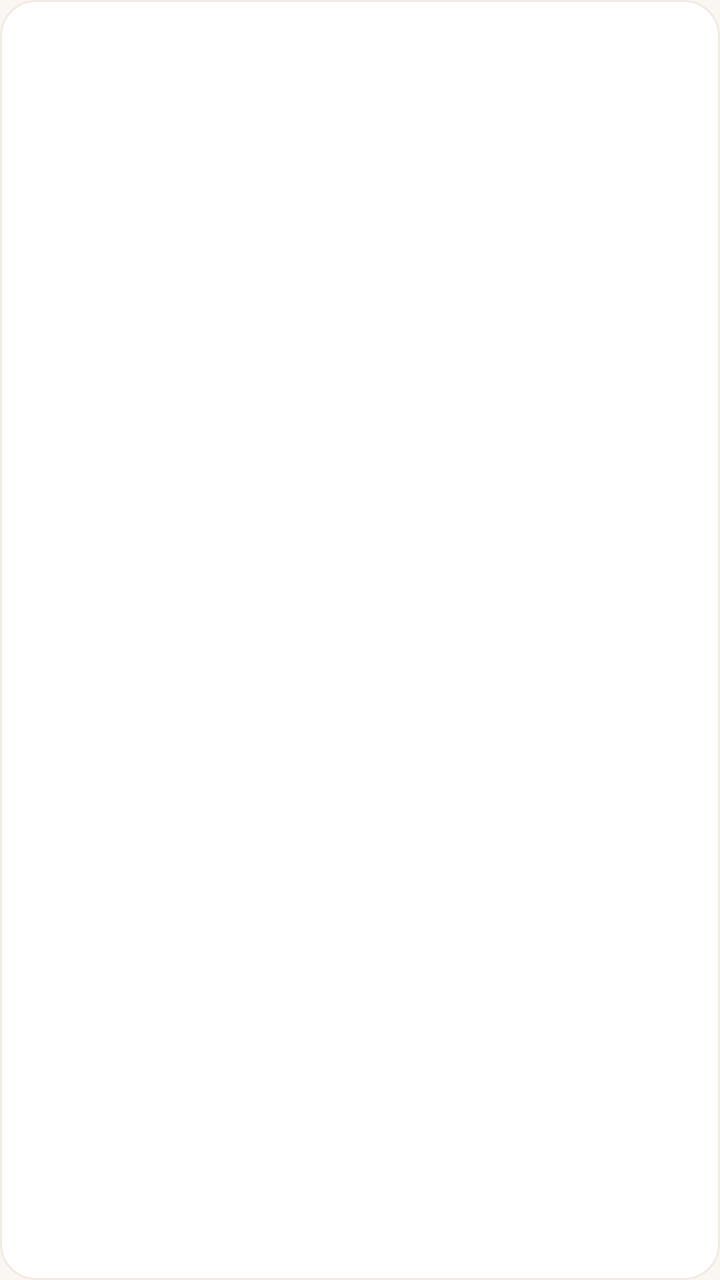
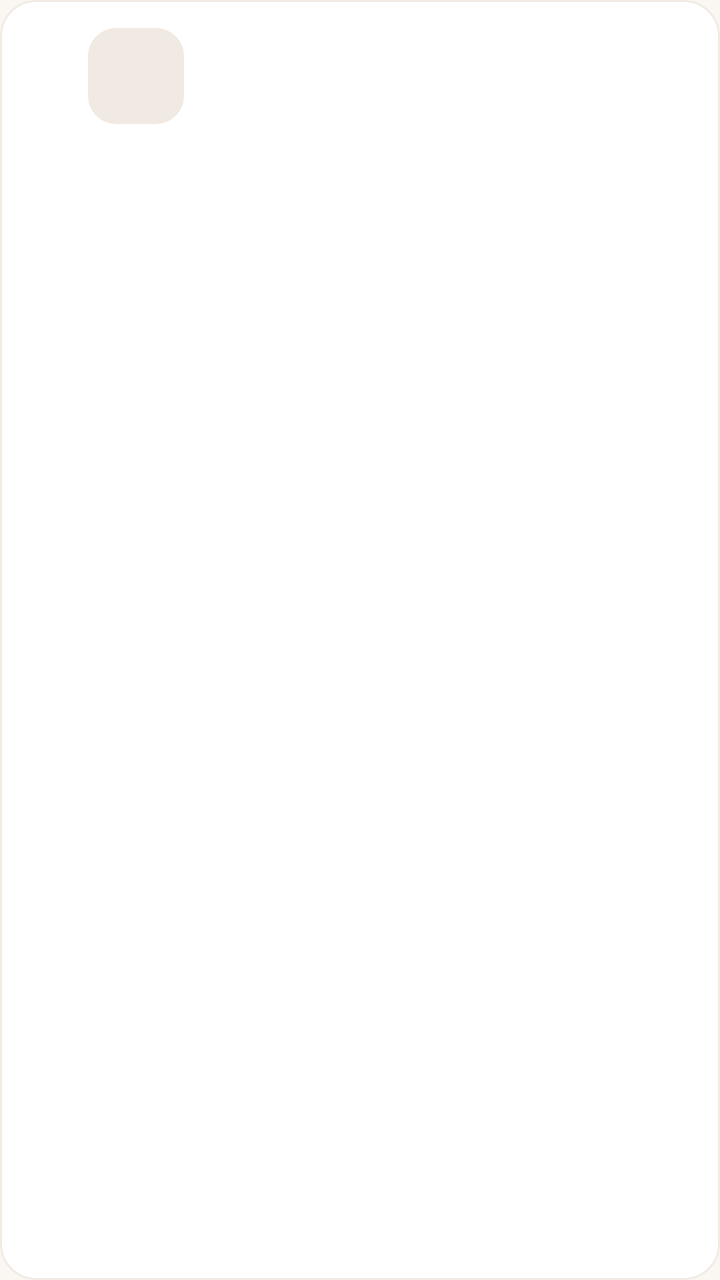

Compare the two renders of this Android layout. The source of the first and the diff that turns it into the second are given below.
<!-- AndroidManifest.xml: application theme Theme.NoPainNoScan -->
<!-- res/layout/item_recommendation.xml -->
<?xml version="1.0" encoding="utf-8"?>
<com.google.android.material.card.MaterialCardView xmlns:android="http://schemas.android.com/apk/res/android"
    xmlns:app="http://schemas.android.com/apk/res-auto"
    android:layout_width="match_parent"
    android:layout_height="wrap_content"
    android:layout_marginBottom="8dp"
    app:cardCornerRadius="18dp">

    <LinearLayout
        android:layout_width="match_parent"
        android:layout_height="wrap_content"
        android:gravity="center_vertical"
        android:orientation="horizontal"
        android:paddingHorizontal="16dp"
        android:paddingVertical="14dp">

        <TextView
            android:id="@+id/tvRank"
            style="@style/Text.Number"
            android:layout_width="28dp"
            android:layout_height="wrap_content"
            android:textColor="@color/muted"
            android:textSize="15sp" />

        <LinearLayout
            android:layout_width="0dp"
            android:layout_height="wrap_content"
            android:layout_weight="1"
            android:orientation="vertical">

            <TextView
                android:id="@+id/tvName"
                style="@style/Text.Body"
                android:layout_width="match_parent"
                android:layout_height="wrap_content"
                android:ellipsize="end"
                android:maxLines="2"
                android:textSize="15sp"
                android:textStyle="bold" />

            <TextView
                android:id="@+id/tvMeta"
                style="@style/Text.Muted"
                android:layout_width="wrap_content"
                android:layout_height="wrap_content"
                android:layout_marginTop="2dp" />
        </LinearLayout>

        <TextView
            android:id="@+id/tvScore"
            style="@style/Text.Pill"
            android:layout_width="wrap_content"
            android:layout_height="wrap_content"
            android:layout_marginStart="12dp"
            android:background="@drawable/bg_pill"
            android:paddingHorizontal="10dp"
            android:paddingVertical="6dp" />
    </LinearLayout>
</com.google.android.material.card.MaterialCardView>
<!-- resources referenced by this layout -->
<resources>
  <color name="muted">#7A7169</color>
  <!-- drawable bg_pill (drawable) -->
  <?xml version="1.0" encoding="utf-8"?>
  <shape xmlns:android="http://schemas.android.com/apk/res/android" android:shape="rectangle">
      <corners android:radius="999dp" />
      <solid android:color="@color/surface" />
  </shape>
  <style name="Text.Body" parent="TextAppearance.Material3.BodyMedium">
          <item name="android:textSize">14sp</item>
          <item name="android:textColor">@color/ink</item>
      </style>
  <style name="Text.Muted" parent="TextAppearance.Material3.BodySmall">
          <item name="android:textSize">12sp</item>
          <item name="android:textColor">@color/muted</item>
      </style>
  <style name="Text.Number" parent="TextAppearance.Material3.TitleLarge">
          <item name="android:fontFamily">@font/sora</item>
          <item name="android:textStyle">bold</item>
          <item name="android:textSize">18sp</item>
          <item name="android:textColor">@color/ink</item>
      </style>
  <style name="Text.Pill" parent="TextAppearance.Material3.LabelMedium">
          <item name="android:fontFamily">@font/sora</item>
          <item name="android:textStyle">bold</item>
          <item name="android:textSize">13sp</item>
      </style>
  <color name="surface">#FFFFFF</color>
  <color name="ink">#1F1B17</color>
  <color name="coral">#E0694F</color>
  <color name="on_coral">#FFFFFF</color>
  <color name="coral_container">#FFE3DA</color>
  <color name="coral_dark">#C4553D</color>
  <color name="tonal">#F1EAE2</color>
  <color name="tonal_2">#E8DFD4</color>
  <color name="cat_a_ne_pas_manger">#CC4A4A</color>
  <color name="bg">#FAF7F2</color>
  <style name="Widget.NoPainNoScan.Button" parent="Widget.Material3.Button">
          <item name="cornerRadius">18dp</item>
          <item name="android:minHeight">56dp</item>
          <item name="android:fontFamily">@font/sora</item>
          <item name="android:textStyle">bold</item>
          <item name="android:textSize">16sp</item>
          <item name="android:letterSpacing">0</item>
          <item name="android:textAllCaps">false</item>
      </style>
  <style name="Widget.NoPainNoScan.TextInput" parent="Widget.Material3.TextInputLayout.OutlinedBox">
          <item name="boxCornerRadiusTopStart">14dp</item>
          <item name="boxCornerRadiusTopEnd">14dp</item>
          <item name="boxCornerRadiusBottomStart">14dp</item>
          <item name="boxCornerRadiusBottomEnd">14dp</item>
          <item name="boxStrokeColor">@color/text_input_stroke</item>
          <item name="boxStrokeWidth">1.5dp</item>
          <item name="hintTextColor">@color/coral</item>
          <item name="android:textColorHint">@color/muted</item>
          <item name="suffixTextColor">@color/muted</item>
      </style>
  <style name="Widget.NoPainNoScan.Card" parent="Widget.Material3.CardView.Outlined">
          <item name="cardCornerRadius">24dp</item>
          <item name="cardElevation">0dp</item>
          <item name="strokeColor">@color/tonal</item>
          <item name="strokeWidth">1dp</item>
          <item name="cardBackgroundColor">@color/surface</item>
      </style>
  <!-- unchanged entries left out for length: 1 -->
</resources>

<!-- the commit's change to res/layout/item_recommendation.xml (unified diff, before → after) -->
@@ -21,6 +21,16 @@
             android:layout_height="wrap_content"
             android:textColor="@color/muted"
             android:textSize="15sp" />
+
+        <com.google.android.material.imageview.ShapeableImageView
+            android:id="@+id/ivThumb"
+            android:layout_width="48dp"
+            android:layout_height="48dp"
+            android:layout_marginEnd="12dp"
+            android:background="@color/tonal"
+            android:contentDescription="@null"
+            android:scaleType="centerCrop"
+            app:shapeAppearanceOverlay="@style/Shape.NoPainNoScan.Photo" />
 
         <LinearLayout
             android:layout_width="0dp"
<!-- resource entries referenced after the edit -->
@@ -7,6 +7,10 @@
       <corners android:radius="999dp" />
       <solid android:color="@color/surface" />
   </shape>
+  <style name="Shape.NoPainNoScan.Photo" parent="ShapeAppearance.Material3.Corner.Medium">
+          <item name="cornerFamily">rounded</item>
+          <item name="cornerSize">14dp</item>
+      </style>
   <style name="Text.Body" parent="TextAppearance.Material3.BodyMedium">
           <item name="android:textSize">14sp</item>
           <item name="android:textColor">@color/ink</item>
